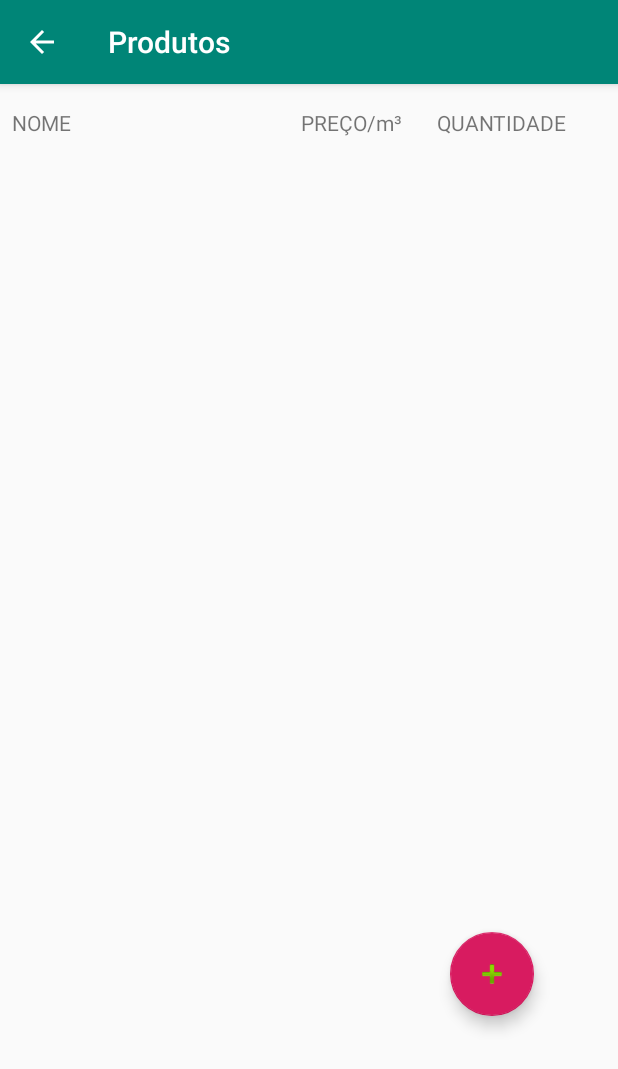
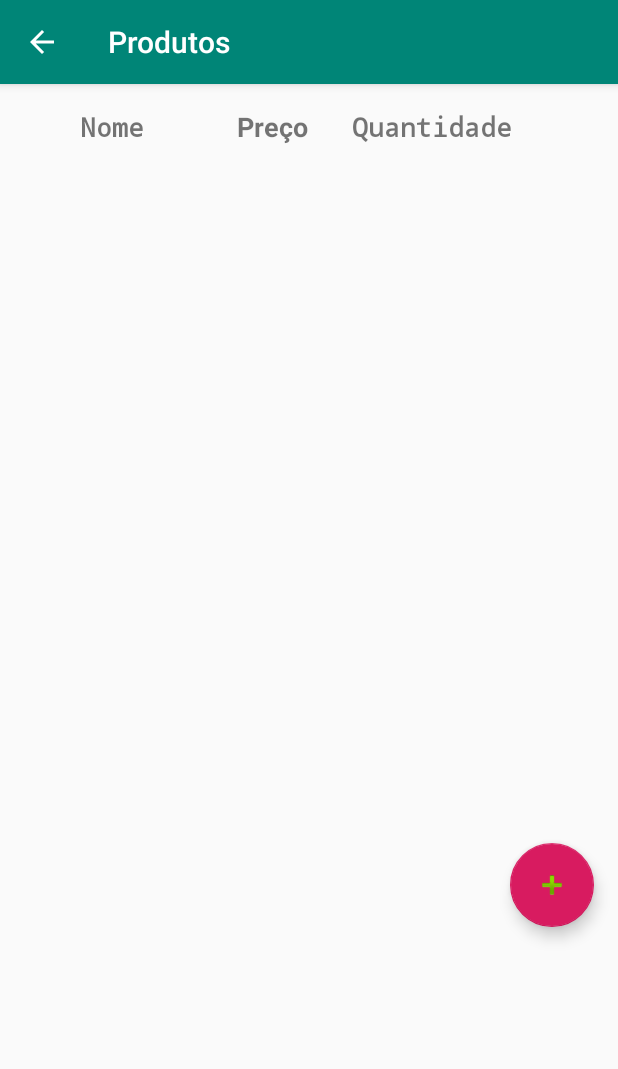
Before and after one commit to willianDeFreitas/FrontEndMobilePI4, an Android app: the ProdutosActivity screen opened directly, with no data from a screen before it, on a phone screen of 412 x 824 dp. Shown: the top 1069 px of the screen. Run offline under Robolectric (Android 15) with nearby library versions, the phone set to English and light mode, and no system bars.

Commit message:
Activity fornecedor, cliente e produto

```diff
--- a/app/src/main/AndroidManifest.xml
+++ b/app/src/main/AndroidManifest.xml
@@ -126,9 +126,8 @@
             android:parentActivityName=".activities.ClientesActivity">
             <meta-data
                 android:name="android.support.PARENT_ACTIVITY"
-                android:value="com.example.frontpi4.activities.ClientesActivity" />
+                android:value="com.example.frontpi4.activities.ClientesActivity"/>
         </activity>
-
         <activity
             android:name=".activities.CadastroDeClienteActivity"
             android:label="@string/cadastra_cliente"
--- a/app/src/main/java/com/example/frontpi4/helpers/ClienteAdapter.java
+++ b/app/src/main/java/com/example/frontpi4/helpers/ClienteAdapter.java
@@ -56,12 +56,15 @@
     @Override
     public void onBindViewHolder(@NonNull ClienteHolder holder, int position) {
         String nome = lista.get(position).getNome();
+        String telefone = lista.get(position).getTel();
 
         if(position%2 == 0) {
             Drawable d = context.getResources().getDrawable(R.drawable.lista);
             holder.nome.setBackground(d);
+            holder.telefone.setBackground(d);
         }
         holder.nome.setText(nome);
+        holder.telefone.setText(telefone);
     }
 
     @Override
@@ -76,12 +79,14 @@
     public class ClienteHolder extends RecyclerView.ViewHolder {
         final ClienteAdapter clienteAdapter;
         public final TextView nome;
+        public final TextView telefone;
 
         public ClienteHolder(@NonNull View itemView, ClienteAdapter clienteAdapter) {
             super(itemView);
 
             this.clienteAdapter = clienteAdapter;
             nome = itemView.findViewById(R.id.tv_recyclerview_nome_clientes);
+            telefone = itemView.findViewById(R.id.tv_recyclerview_telefone_clientes);
             itemView.setOnClickListener(new View.OnClickListener(){
                 @Override
                 public void onClick(View v) {
--- a/app/src/main/res/layout/activity_lista_produtos.xml
+++ b/app/src/main/res/layout/activity_lista_produtos.xml
@@ -2,72 +2,76 @@
 <androidx.constraintlayout.widget.ConstraintLayout xmlns:android="http://schemas.android.com/apk/res/android"
     xmlns:app="http://schemas.android.com/apk/res-auto"
     xmlns:tools="http://schemas.android.com/tools"
-    android:layout_width="wrap_content"
+    android:layout_width="match_parent"
     android:layout_height="wrap_content"
     tools:context=".activities.ProdutosActivity">
 
     <TextView
-        android:id="@+id/tv_produto_nome"
-        android:layout_width="176dp"
-        android:layout_height="25dp"
-        android:layout_marginStart="8dp"
-        android:background="#00756A6A"
-        android:text="NOME"
-        app:layout_constraintBottom_toBottomOf="@+id/tv_produto_preco"
-        app:layout_constraintEnd_toStartOf="@+id/tv_produto_preco"
+        android:id="@+id/tv_dados_produto_nome"
+        android:layout_width="0dp"
+        android:layout_height="40dp"
+        android:layout_marginTop="16dp"
+        android:ems="7"
+        android:fontFamily="monospace"
+        android:inputType="textPersonName"
+        android:text="Nome"
+        android:textAlignment="center"
+        android:textSize="18sp"
+        android:textStyle="bold"
         app:layout_constraintStart_toStartOf="parent"
-        app:layout_constraintTop_toTopOf="@+id/tv_produto_preco" />
+        app:layout_constraintTop_toTopOf="parent" />
 
     <TextView
-        android:id="@+id/tv_produto_preco"
-        android:layout_width="100dp"
-        android:layout_height="25dp"
-        android:text="PREÇO/m³"
+        android:id="@+id/tv_dados_produto_preco"
+        android:layout_width="0dp"
+        android:layout_height="40dp"
+        android:ems="3"
+        android:text="Preço"
         android:textAlignment="center"
-        app:layout_constraintBottom_toBottomOf="@+id/tv_produto_quantidade"
-        app:layout_constraintEnd_toStartOf="@+id/tv_produto_quantidade"
-        app:layout_constraintStart_toEndOf="@+id/tv_produto_nome"
-        app:layout_constraintTop_toTopOf="@+id/tv_produto_quantidade"
-        app:layout_constraintVertical_bias="1.0" />
+        android:textSize="18sp"
+        android:textStyle="bold"
+        app:layout_constraintBottom_toBottomOf="@+id/tv_dados_produto_nome"
+        app:layout_constraintStart_toEndOf="@+id/tv_dados_produto_nome"
+        app:layout_constraintTop_toTopOf="@+id/tv_dados_produto_nome"
+        app:layout_constraintVertical_bias="0.0" />
 
     <TextView
-        android:id="@+id/tv_produto_quantidade"
-        android:layout_width="100dp"
-        android:layout_height="25dp"
-        android:layout_marginTop="16dp"
-        android:layout_marginEnd="8dp"
-        android:text="QUANTIDADE"
+        android:id="@+id/tv_dados_produto_quantidade"
+        android:layout_width="0dp"
+        android:layout_height="40dp"
+        android:ems="7"
+        android:fontFamily="monospace"
+        android:inputType="textPersonName"
+        android:text="@string/Quantidade"
         android:textAlignment="center"
-        app:layout_constraintEnd_toEndOf="parent"
-        app:layout_constraintHorizontal_bias="0.78"
-        app:layout_constraintStart_toEndOf="@+id/tv_produto_preco"
-        app:layout_constraintTop_toTopOf="parent" />
+        android:textSize="18sp"
+        android:textStyle="bold"
+        app:layout_constraintBottom_toBottomOf="@+id/tv_dados_produto_preco"
+        app:layout_constraintStart_toEndOf="@+id/tv_dados_produto_preco"
+        app:layout_constraintTop_toTopOf="@+id/tv_dados_produto_preco"
+        app:layout_constraintVertical_bias="1.0" />
 
     <androidx.recyclerview.widget.RecyclerView
         android:id="@+id/rv_todos_produto"
-        android:layout_width="365dp"
-        android:layout_height="556dp"
+        android:layout_width="0dp"
+        android:layout_height="522dp"
         android:layout_marginStart="8dp"
-        android:layout_marginTop="32dp"
         android:layout_marginEnd="8dp"
-        android:layout_marginBottom="8dp"
-        app:layout_constraintBottom_toBottomOf="parent"
         app:layout_constraintEnd_toEndOf="parent"
         app:layout_constraintStart_toStartOf="parent"
-        app:layout_constraintTop_toBottomOf="@+id/tv_produto_preco" />
+        app:layout_constraintTop_toBottomOf="@+id/tv_dados_produto_nome" />
 
     <com.google.android.material.floatingactionbutton.FloatingActionButton
         android:id="@+id/fabProduto"
         android:layout_width="wrap_content"
         android:layout_height="wrap_content"
-        android:layout_marginEnd="8dp"
-        android:layout_marginBottom="8dp"
+        android:layout_marginEnd="16dp"
         android:clickable="true"
-        app:layout_constraintBottom_toBottomOf="@+id/rv_todos_produto"
-        app:layout_constraintEnd_toEndOf="@+id/rv_todos_produto"
-        app:layout_constraintHorizontal_bias="0.951"
-        app:layout_constraintStart_toStartOf="@+id/rv_todos_produto"
+        app:layout_constraintBottom_toBottomOf="parent"
+        app:layout_constraintEnd_toEndOf="parent"
         app:layout_constraintTop_toTopOf="@+id/rv_todos_produto"
-        app:layout_constraintVertical_bias="1.0"
+        app:layout_constraintVertical_bias="0.965"
         app:srcCompat="@android:drawable/ic_input_add" />
+
+
 </androidx.constraintlayout.widget.ConstraintLayout>
```
Also changed, not shown: app/src/main/java/com/example/frontpi4/helpers/FornecedorAdapter.java (+7 -1 lines), app/src/main/res/layout/activity_lista_clientes.xml (+37 -6 lines), app/src/main/res/layout/activity_lista_fornecedores.xml (+46 -11 lines), app/src/main/res/layout/recyclerview_layout_item_todos_clientes.xml (+10 -3 lines), app/src/main/res/layout/recyclerview_layout_item_todos_fornecedores.xml (+13 -5 lines), app/src/main/res/layout/recyclerview_layout_item_todos_produtos.xml (+4 -3 lines).
